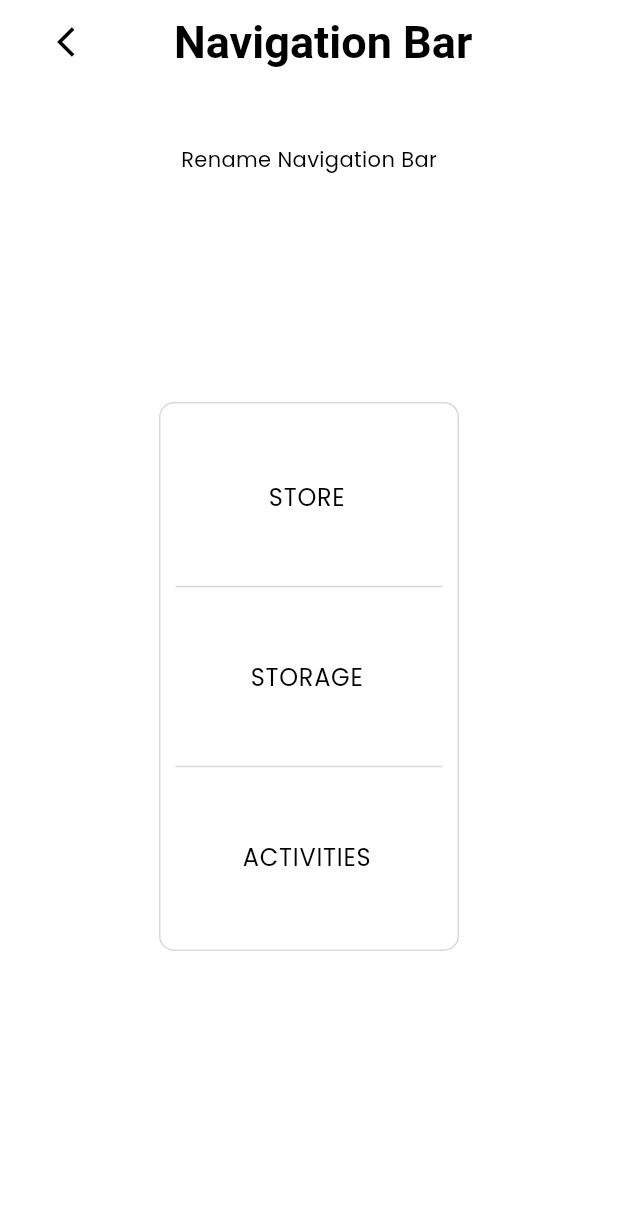
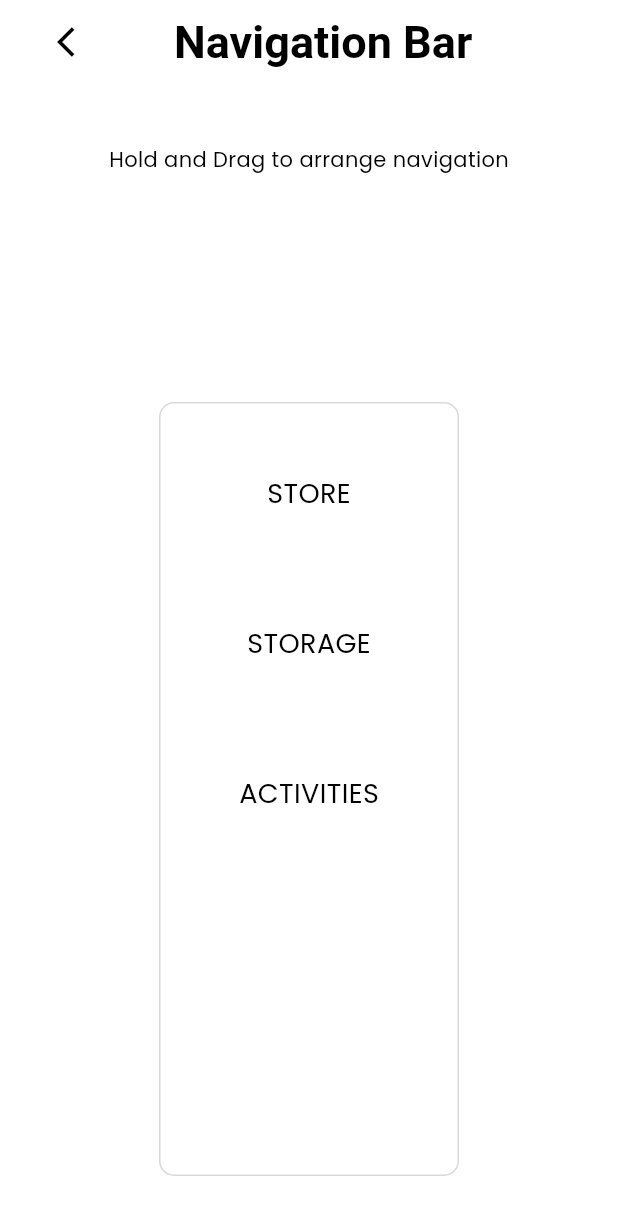
Before and after one commit to irdacin/koda, a Flutter app: the SettingsPage screen opened directly, after a tap on "Navigation Bar", on a phone screen of 412 x 824 dp. Shown: the top 1215 px of the screen. Run offline on Flutter 3.47's test engine with Material 3 defaults, Android fonts, the phone set to English and light mode, and no system bars; our stand-ins replace cached_network_image, cloud_firestore, device_info_plus, dropdown_search, firebase_auth, firebase_core and 8 more; accounts and stored records are empty; generated files the repository leaves out were written again.

```diff
--- a/lib/components/bottom_nav_bar.dart
+++ b/lib/components/bottom_nav_bar.dart
@@ -1,15 +1,16 @@
 import 'package:flutter/material.dart';
-import 'package:koda/utils/app_colors.dart';
 
 class BottomNavBar extends StatelessWidget {
   final int currentIndex;
   final void Function(int)? onTap;
   final List<BottomNavigationBarItem> items;
+  final Color? backgroundColor;
 
   const BottomNavBar({
     super.key,
     required this.currentIndex,
     required this.items,
+    this.backgroundColor,
     this.onTap,
   });
 
@@ -35,7 +36,7 @@ class BottomNavBar extends StatelessWidget {
                   height: isSelected ? 80 : 50,
                   padding: const EdgeInsets.symmetric(vertical: 12),
                   decoration: BoxDecoration(
-                    color: AppColors.main,
+                    color: backgroundColor,
                     borderRadius: const BorderRadius.only(
                       topLeft: Radius.circular(15),
                       topRight: Radius.circular(15),
--- a/lib/components/filter_chip_section.dart
+++ b/lib/components/filter_chip_section.dart
@@ -216,7 +216,7 @@ class _FilterChipSectionState extends State<FilterChipSection> {
           data: Theme.of(context).copyWith(
             colorScheme: ColorScheme.light(
               primary: AppColors.selected,
-              surface: AppColors.main,
+              surface: AppColors.secondary,
               onSurface: AppColors.text,
             ),
             dividerTheme: DividerThemeData(color: AppColors.secondary),
--- a/lib/components/search_bar_field.dart
+++ b/lib/components/search_bar_field.dart
@@ -4,12 +4,14 @@ class SearchBarField extends StatefulWidget {
   final ValueChanged<String>? onSearchChanged;
   final VoidCallback? onClose;
   final Color? backgroundColor;
+  final Color? iconColor;
 
   const SearchBarField({
     super.key,
     this.onSearchChanged,
     this.onClose,
     this.backgroundColor,
+    this.iconColor,
   });
 
   @override
@@ -37,10 +39,10 @@ class _SearchBarFieldState extends State<SearchBarField> {
                 },
                 icon: const Icon(Icons.cancel_outlined),
               )
-            : const Icon(
+            : Icon(
                 Icons.search,
                 size: 25,
-                color: Colors.black,
+                color: widget.iconColor,
               ),
         filled: widget.backgroundColor != null,
         fillColor: widget.backgroundColor,
--- a/lib/pages/auth/login_page.dart
+++ b/lib/pages/auth/login_page.dart
@@ -63,7 +63,7 @@ class _LoginPageState extends State<LoginPage> {
                 Center(
                   child: Text(
                     AppLocalizations.of(context)!.login.toUpperCase(),
-                    style: TextStyle(
+                    style: const TextStyle(
                       fontWeight: FontWeight.bold,
                       fontSize: 30,
                     ),
--- a/lib/pages/auth/register_page.dart
+++ b/lib/pages/auth/register_page.dart
@@ -99,7 +99,7 @@ class _RegisterPageState extends State<RegisterPage> {
                 Center(
                   child: Text(
                     AppLocalizations.of(context)!.register.toUpperCase(),
-                    style: TextStyle(
+                    style: const TextStyle(
                       fontWeight: FontWeight.bold,
                       fontSize: 30,
                     ),
--- a/lib/pages/home/main_page.dart
+++ b/lib/pages/home/main_page.dart
@@ -4,6 +4,8 @@ import 'package:koda/pages/activities/activities_page.dart';
 import 'package:koda/pages/storage/storage_page.dart';
 import 'package:koda/pages/store/store_page.dart';
 import 'package:koda/providers/navigation_bar_provider.dart';
+import 'package:koda/providers/theme_provider.dart';
+import 'package:koda/utils/app_colors.dart';
 import 'package:provider/provider.dart';
 
 class MainPage extends StatefulWidget {
@@ -35,6 +37,7 @@ class _MainPageState extends State<MainPage> {
               right: 10,
               child: BottomNavBar(
                 currentIndex: index,
+                backgroundColor: Provider.of<ThemeProvider>(context).themeMode == ThemeMode.light ? AppColors.background : AppColors.background,
                 items: [
                   BottomNavigationBarItem(
                     icon: const Icon(Icons.store),
--- a/lib/pages/settings/navigation_bar_page.dart
+++ b/lib/pages/settings/navigation_bar_page.dart
@@ -1,8 +1,6 @@
 import 'package:flutter/material.dart';
 import 'package:flutter_gen/gen_l10n/app_localizations.dart';
-import 'package:koda/providers/navigation_bar_provider.dart';
 import 'package:koda/utils/app_colors.dart';
-import 'package:provider/provider.dart';
 
 class NavigationBarPage extends StatefulWidget {
   const NavigationBarPage({super.key});
@@ -12,9 +10,11 @@ class NavigationBarPage extends StatefulWidget {
 }
 
 class _NavigationBarPageState extends State<NavigationBarPage> {
-  final TextEditingController storeController = TextEditingController();
-  final TextEditingController storageController = TextEditingController();
-  final TextEditingController activitiesController = TextEditingController();
+  List<String> navBarLabel = [
+    "STORE",
+    "STORAGE",
+    "ACTIVITIES",
+  ];
 
   @override
   void initState() {
@@ -22,15 +22,7 @@ class _NavigationBarPageState extends State<NavigationBarPage> {
     _initiliazeNavigationBar();
   }
 
-  void _initiliazeNavigationBar() {
-    WidgetsBinding.instance.addPostFrameCallback((_) {
-      storeController.text = Provider.of<NavigationBarProvider>(context, listen: false).store;
-      storageController.text =
-          Provider.of<NavigationBarProvider>(context, listen: false).storage;
-      activitiesController.text =
-          Provider.of<NavigationBarProvider>(context, listen: false).activities;
-    });
-  }
+  void _initiliazeNavigationBar() {}
 
   @override
   Widget build(BuildContext context) {
@@ -47,7 +39,7 @@ class _NavigationBarPageState extends State<NavigationBarPage> {
       body: Container(
         width: MediaQuery.of(context).size.width,
         height: MediaQuery.of(context).size.height,
-        padding: EdgeInsets.all(40),
+        padding: const EdgeInsets.all(40),
         child: Column(
           children: [
             Flexible(
@@ -55,14 +47,13 @@ class _NavigationBarPageState extends State<NavigationBarPage> {
               child: Container(
                 alignment: Alignment.topCenter,
                 child: Text(
-                  AppLocalizations.of(context)!.renameNavigationBar,
+                  "Hold and Drag to arrange navigation",
                   style: TextStyle(fontSize: 14),
                 ),
               ),
             ),
             Flexible(
               flex: 3,
-              child: SingleChildScrollView(
               child: Container(
                 width: 200,
                 decoration: BoxDecoration(
@@ -70,25 +61,36 @@ class _NavigationBarPageState extends State<NavigationBarPage> {
                   border: Border.all(color: AppColors.secondary),
                 ),
                 padding: EdgeInsets.all(10),
-                  child: Column(
+                child: ReorderableListView(
+                    clipBehavior: Clip.hardEdge,
+                    onReorder: (oldIndex, newIndex) {
+                      setState(() {
+                        if (newIndex > oldIndex) {
+                          newIndex -= 1;
+                        }
+
+                        final item = navBarLabel.removeAt(oldIndex);
+                        navBarLabel.insert(newIndex, item);
+                      });
+                    },
                     children: [
-                      _buildNavBarTextField(
-                        context,
-                        controller: storeController,
-                      ),
-                      Divider(color: AppColors.secondary),
-                      _buildNavBarTextField(
-                        context,
-                        controller: storageController,
-                      ),
-                      Divider(color: AppColors.secondary),
-                      _buildNavBarTextField(
-                        context,
-                        controller: activitiesController,
-                      ),
-                    ],
+                      for (int index = 0; index < navBarLabel.length; index++)
+                        Container(
+                          key: ValueKey(navBarLabel[index]),
+                          alignment: Alignment.center,
+                          height: 100,
+                          width: MediaQuery.of(context).size.width,
+                          child: Container(
+
+                            child: Text(
+                              navBarLabel[index],
+                              style: const TextStyle(
+                                fontSize: 18,
                               ),
                             ),
+                          ),
+                        ),
+                    ]),
               ),
             )
           ],
@@ -96,34 +98,4 @@ class _NavigationBarPageState extends State<NavigationBarPage> {
       ),
     );
   }
-
-  Widget _buildNavBarTextField(
-    BuildContext context, {
-    TextEditingController? controller,
-  }) {
-    return TextField(
-      controller: controller,
-      onChanged: (value) {
-        final prov = Provider.of<NavigationBarProvider>(context, listen: false);
-        if (controller == storeController) {
-          prov.changeStoreName(value);
-        } else if (controller == storageController) {
-          prov.changeStorageName(value);
-        } else if (controller == activitiesController) {
-          prov.changeActivitiesName(value);
 }
-      },
-      decoration: const InputDecoration(
-        border: OutlineInputBorder(
-          borderSide: BorderSide.none,
-        ),
-        contentPadding: EdgeInsets.symmetric(vertical: 40, horizontal: 10),
-      ),
-      style: const TextStyle(
-        fontSize: 16,
-      ),
-      textAlign: TextAlign.center,
-      textAlignVertical: TextAlignVertical.center,
-    );
-  }
-}
--- a/lib/pages/settings/settings_page.dart
+++ b/lib/pages/settings/settings_page.dart
@@ -67,20 +67,20 @@ class _SettingsPageState extends State<SettingsPage> {
                       fontSize: 25,
                     ),
                   ),
-                  SizedBox(height: 20),
+                  const SizedBox(height: 20),
                   InkWell(
                     onTap: () => Navigator.of(context).push(MaterialPageRoute(
-                      builder: (context) => NavigationBarPage(),
+                      builder: (context) => const NavigationBarPage(),
                     )),
                     child: Text(
                       AppLocalizations.of(context)!.navigationBar,
-                      style: TextStyle(fontSize: 14),
+                      style: const TextStyle(fontSize: 14),
                     ),
                   ),
-                  SizedBox(height: 50),
+                  const SizedBox(height: 50),
                   Text(
                     AppLocalizations.of(context)!.theme,
-                    style: TextStyle(
+                    style: const TextStyle(
                       fontWeight: FontWeight.bold,
                       fontSize: 25,
                     ),
@@ -90,20 +90,21 @@ class _SettingsPageState extends State<SettingsPage> {
                     onChanged: context.read<ThemeProvider>().toggleTheme,
                     title: Text(
                       AppLocalizations.of(context)!.lightDarkMode,
-                      style: TextStyle(fontSize: 14),
+                      style: const TextStyle(fontSize: 14),
                     ),
+                    activeColor: AppColors.selected,
                   ),
-                  SizedBox(height: 50),
+                  const SizedBox(height: 50),
                   Text(
                     AppLocalizations.of(context)!.languages,
-                    style: TextStyle(
+                    style: const TextStyle(
                       fontWeight: FontWeight.bold,
                       fontSize: 25,
                     ),
                   ),
-                  SizedBox(height: 20),
+                  const SizedBox(height: 20),
                   ConstrainedBox(
-                    constraints: BoxConstraints(maxWidth: 200),
+                    constraints: const BoxConstraints(maxWidth: 200),
                     child: DropdownSearch<String>(
                       decoratorProps: DropDownDecoratorProps(
                         decoration: InputDecoration(
@@ -118,7 +119,7 @@ class _SettingsPageState extends State<SettingsPage> {
                           filled: true,
                           fillColor: AppColors.secondary,
                         ),
-                        baseStyle: TextStyle(
+                        baseStyle: const TextStyle(
                           fontSize: 14,
                           overflow: TextOverflow.ellipsis,
                           fontWeight: FontWeight.bold,
@@ -160,7 +161,7 @@ class _SettingsPageState extends State<SettingsPage> {
               flex: 1,
               child: Container(
                 alignment: Alignment.bottomCenter,
-                margin: EdgeInsets.all(30),
+                margin: const EdgeInsets.all(30),
                 child: GestureDetector(
                   onTap: signOutUser,
                   child: Text(
--- a/lib/pages/storage/add_storage_form_item_dialog.dart
+++ b/lib/pages/storage/add_storage_form_item_dialog.dart
@@ -452,7 +452,7 @@ class _AddStorageFormItemDialogState extends State<AddStorageFormItemDialog>
                 Navigator.of(context).pop();
               },
               style: ElevatedButton.styleFrom(
-                foregroundColor: AppColors.main,
+                foregroundColor: Colors.white,
                 backgroundColor: AppColors.selected,
                 padding: const EdgeInsets.all(10),
                 shape: RoundedRectangleBorder(
--- a/lib/pages/storage/edit_storage_form_item_dialog.dart
+++ b/lib/pages/storage/edit_storage_form_item_dialog.dart
@@ -500,7 +500,7 @@ class _EditStorageFormItemDialogState extends State<EditStorageFormItemDialog>
                 Navigator.of(context).pop();
               },
               style: ElevatedButton.styleFrom(
-                foregroundColor: AppColors.main,
+                foregroundColor: Colors.white,
                 backgroundColor: AppColors.selected,
                 padding: const EdgeInsets.all(10),
                 shape: RoundedRectangleBorder(
--- a/lib/pages/store/add_store_item_form_dialog.dart
+++ b/lib/pages/store/add_store_item_form_dialog.dart
@@ -683,7 +683,7 @@ class _AddFormStoreItemDialogState extends State<AddFormStoreItemDialog>
                 navigator.pop();
               },
               style: ElevatedButton.styleFrom(
-                foregroundColor: AppColors.main,
+                foregroundColor: Colors.white,
                 backgroundColor: AppColors.selected,
                 padding: const EdgeInsets.all(10),
                 shape: RoundedRectangleBorder(
--- a/lib/pages/store/edit_store_form_item_dialog.dart
+++ b/lib/pages/store/edit_store_form_item_dialog.dart
@@ -42,8 +42,8 @@ class _EditStoreFormItemDialogState extends State<EditStoreFormItemDialog>
 
   final StoreItemService _storeItemService = StoreItemService();
   final ActivitiesService _activitiesService = ActivitiesService();
+  final List<Map<String, dynamic>> _addSelectedStorageItems = [];
   List<Map<String, dynamic>> _selectedStorageItems = [];
-  List<Map<String, dynamic>> _addSelectedStorageItems = [];
   bool _isLoadingLoadImage = false;
   bool _isLoadingSaveIntoFirebase = false;
 
@@ -718,7 +718,7 @@ class _EditStoreFormItemDialogState extends State<EditStoreFormItemDialog>
                 Navigator.of(context).pop();
               },
               style: ElevatedButton.styleFrom(
-                foregroundColor: AppColors.main,
+                foregroundColor: Colors.white,
                 backgroundColor: AppColors.selected,
                 padding: const EdgeInsets.all(10),
                 shape: RoundedRectangleBorder(
--- a/lib/utils/app_colors.dart
+++ b/lib/utils/app_colors.dart
@@ -7,8 +7,10 @@ class AppColors {
     _isDarkMode = isDarkMode;
   }
 
-  static Color main = const Color(0xffffffff);
-  static Color secondary = const Color(0xffd9d9d9);
+  static Color lightMain = const Color(0xffffffff);
+  static Color darkMain = const Color(0xff888888);
+  static Color lightSecondary = const Color(0xffd9d9d9);
+  static Color darkSecondary = const Color(0xff555555);
   static Color lightText = const Color(0xff000000);
   static Color darkText = const Color(0xffffffff);
   static Color secondaryText = const Color(0xffffffff);
@@ -21,4 +23,6 @@ class AppColors {
   static Color get background => _isDarkMode ? darkBackground : lightBackground;
   static Color get text => _isDarkMode ? darkText : lightText;
   static Color get disableText => _isDarkMode ? darkDisableText : lightDisableText;
+  static Color get secondary => _isDarkMode ? darkSecondary : lightSecondary;
+  static Color get main => _isDarkMode ? darkMain : lightMain;
 }
```
Also changed, not shown: lib/pages/activities/activities_page.dart (+25 -23 lines), lib/pages/home/splash_page.dart (+11 -3 lines), lib/pages/storage/storage_page.dart (+19 -17 lines), lib/pages/store/store_page.dart (+23 -18 lines). Lines whose indentation alone changed are shown as unchanged.
